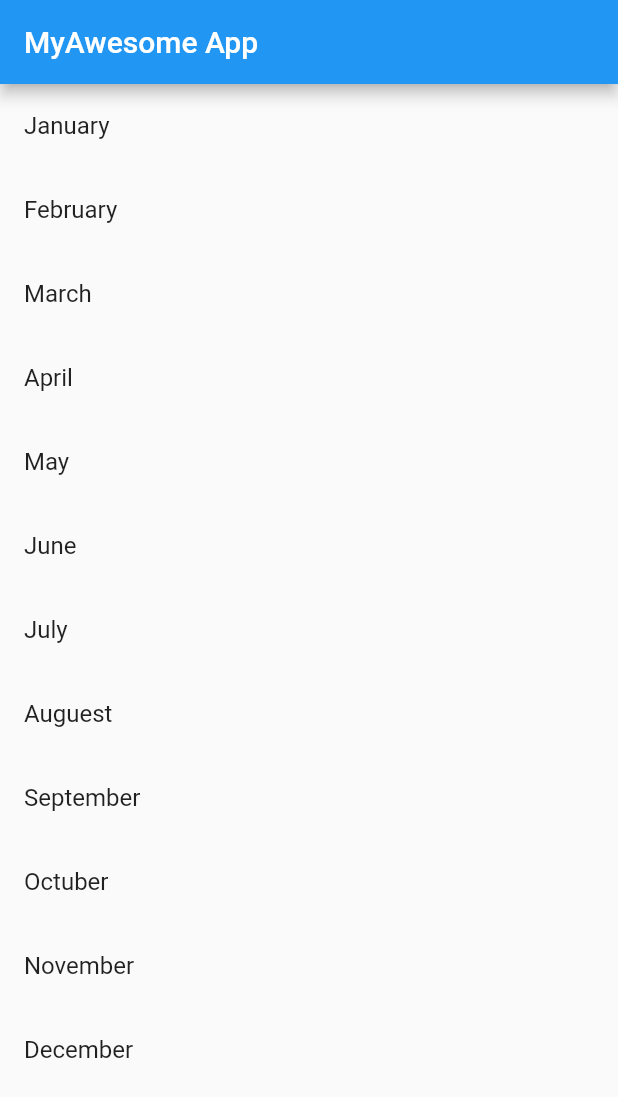
After one commit to Muhammad-ali234/SimpleTwoScreen_Application, a Flutter app: the screen it shows after launch, on a phone screen of 412 x 824 dp. The commit adds this screen. Shown: the top 1097 px of the screen. Run offline on Flutter 3.47's test engine with Material 2 defaults, Android fonts, the phone set to English and light mode, and no system bars.

Commit message:
Making Home Screen and Second Screen

```diff
--- /dev/null
+++ b/lib/home_page.dart
@@ -0,0 +1,49 @@
+import 'package:flutter/material.dart';
+import 'package:flutter_application_1/second_screen.dart';
+
+class MyHomeScreen extends StatelessWidget {
+  final List<String> items = [
+    'January',
+    'February',
+    'March',
+    'April',
+    'May',
+    'June',
+    'July',
+    'Auguest',
+    'September',
+    'Octuber',
+    'November',
+    'December'
+  ];
+
+  MyHomeScreen({super.key});
+  @override
+  Widget build(BuildContext context) {
+    const title = 'MyAwesome App';
+    return MaterialApp(
+      title: title,
+      home: Scaffold(
+        appBar: AppBar(
+          title: const Text(title),
+        ),
+        body: ListView.builder(
+          itemCount: items.length,
+          itemBuilder: (context, index) {
+            return ListTile(
+              title: Text(items[index]),
+              // When the child is tapped, show a snackbar.
+              onTap: () {
+                Navigator.push(
+                  context,
+                  MaterialPageRoute(
+                      builder: (context) => MySecondScreen(items[index])),
+                );
+              },
+            );
+          },
+        ),
+      ),
+    );
+  }
+}
--- a/lib/main.dart
+++ b/lib/main.dart
@@ -1,66 +1,4 @@
 import 'package:flutter/material.dart';
+import 'package:flutter_application_1/home_page.dart';
 
-void main() => runApp(MyApp());
-
-class MyApp extends StatelessWidget {
-  final List<String> items = [
-    'January',
-    'February',
-    'March',
-    'April',
-    'May',
-    'June',
-    'July',
-    'Auguest',
-    'September',
-    'Octuber',
-    'November',
-    'December'
-  ];
-
-  MyApp({super.key});
-  @override
-  Widget build(BuildContext context) {
-    const title = 'MyAwesome App';
-    return MaterialApp(
-      title: title,
-      home: Scaffold(
-        appBar: AppBar(
-          title: const Text(title),
-        ),
-        body: ListView.builder(
-          itemCount: items.length,
-          itemBuilder: (context, index) {
-            return ListTile(
-              title: Text(items[index]),
-              // When the child is tapped, show a snackbar.
-              onTap: () {
-                Navigator.push(
-                  context,
-                  MaterialPageRoute(
-                      builder: (context) => MyDetails(items[index])),
-                );
-              },
-            );
-          },
-        ),
-      ),
-    );
-  }
-}
-
-class MyDetails extends StatelessWidget {
-  final String month;
-  const MyDetails(this.month, {super.key});
-
-  @override
-  Widget build(BuildContext context) {
-    const title = 'Details Page';
-    return Scaffold(
-      appBar: AppBar(
-        title: const Text(title),
-      ),
-      body: Text('You selected $month'),
-    );
-  }
-}
+void main() => runApp(MyHomeScreen());
```
Also changed, not shown: lib/second_screen.dart (added, +16 -0 lines), 1 other file.
